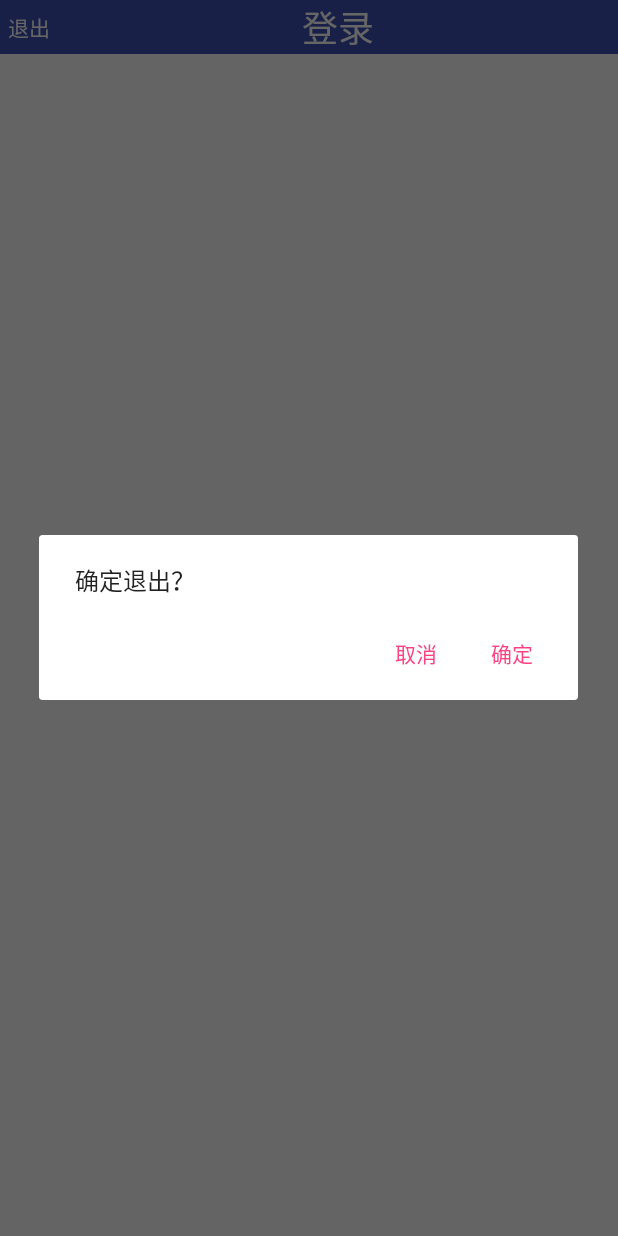
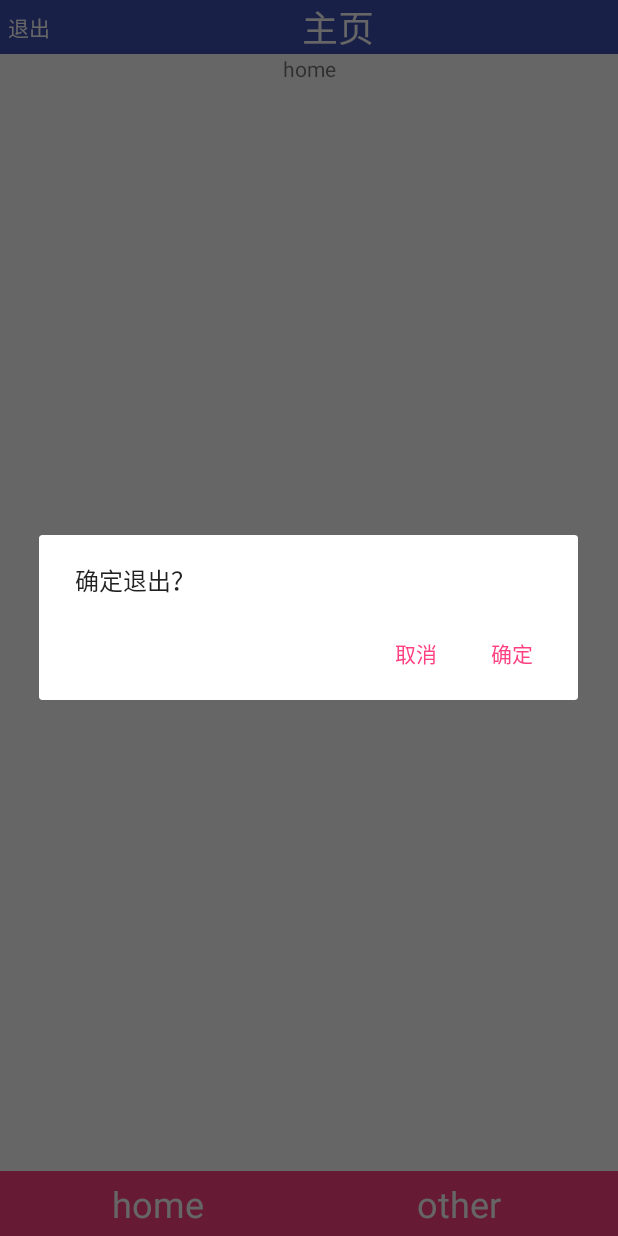
Before and after one commit to ToOak/CoolWearther, an Android app: the screen it shows after launch (MainActivity), after a tap on "退出", on a phone screen of 412 x 824 dp. Run offline under Robolectric (Android 15) with nearby library versions, the phone set to English and light mode, and no system bars.

Commit message:
add fragment

```diff
--- a/app/src/main/java/com/cc/xsl/coolweather/acticity/MainActivity.java
+++ b/app/src/main/java/com/cc/xsl/coolweather/acticity/MainActivity.java
@@ -1,6 +1,9 @@
 package com.cc.xsl.coolweather.acticity;
 
 import android.app.AlertDialog;
+import android.app.Fragment;
+import android.app.FragmentManager;
+import android.app.FragmentTransaction;
 import android.content.Context;
 import android.content.DialogInterface;
 import android.content.Intent;
@@ -16,6 +19,8 @@ import android.widget.TextView;
 import com.cc.xsl.coolweather.BaseApplication;
 import com.cc.xsl.coolweather.R;
 import com.cc.xsl.coolweather.base.BaseActivity;
+import com.cc.xsl.coolweather.fragment.HomeFragement;
+import com.cc.xsl.coolweather.fragment.OtherFragment;
 import com.cc.xsl.coolweather.util.LogUtil;
 import com.cc.xsl.coolweather.util.ResUtil;
 import com.cc.xsl.coolweather.util.ToastUtil;
@@ -27,7 +32,9 @@ import java.util.List;
  * Created by xushuailong on 2016/10/10.
  */
 public class MainActivity extends BaseActivity implements View.OnClickListener {
-    private TextView titleBack, titleContent, titleEdit;
+    private TextView titleBack, titleContent, titleEdit, homeBtn, otherBtn;
+    private Fragment homeFragment, otherFragment;
+    private FragmentManager fragmentManager;
 
     public static void actionStart(Context context,String data1,String data2){
         Intent intent = new Intent(context,MainActivity.class);
@@ -56,14 +63,19 @@ public class MainActivity extends BaseActivity implements View.OnClickListener {
         titleBack = (TextView) findViewById(R.id.title).findViewById(R.id.title_back);
         titleContent = (TextView) findViewById(R.id.title).findViewById(R.id.title_content);
         titleEdit = (TextView) findViewById(R.id.title).findViewById(R.id.title_edit);
+        homeBtn = (TextView) findViewById(R.id.btn_home);
+        otherBtn = (TextView) findViewById(R.id.btn_other);
+//        showHomeFragment();
     }
 
     private void viewEvent() {
-        titleContent.setText(ResUtil.getString(R.string.login));
+        titleContent.setText(ResUtil.getString(R.string.home));
         titleBack.setText(ResUtil.getString(R.string.exit));
 //        titleEdit.setText(ResUtil.getString(R.string.talking));
         titleEdit.setVisibility(View.GONE);
         titleBack.setOnClickListener(this);
+        homeBtn.setOnClickListener(this);
+        otherBtn.setOnClickListener(this);
     }
 
     @Override
@@ -121,6 +133,45 @@ public class MainActivity extends BaseActivity implements View.OnClickListener {
                 dialog.show();
                 break;
             }
+            case R.id.btn_home:{
+                showHomeFragment();
+                break;
+            }
+            case R.id.btn_other:{
+                showOtherFragment();
+                break;
+            }
         }
     }
+
+    private void showHomeFragment() {
+        if (fragmentManager == null){
+            fragmentManager = getFragmentManager();
+        }
+        HomeFragement fragement = new HomeFragement();
+        FragmentTransaction transaction = fragmentManager.beginTransaction();
+        transaction.replace(R.id.main_layout,fragement);
+        transaction.commit();
+        homeBtn.setEnabled(false);
+        otherBtn.setEnabled(true);
+    }
+
+    @Override
+    public void onBackPressed() {
+
+        super.onBackPressed();
+    }
+
+    private void showOtherFragment() {
+        if (fragmentManager == null){
+            fragmentManager = getFragmentManager();
+        }
+        OtherFragment fragment = new OtherFragment();
+        FragmentTransaction transaction = fragmentManager.beginTransaction();
+        transaction.replace(R.id.main_layout,fragment);
+//        transaction.addToBackStack("other");
+        transaction.commit();
+        otherBtn.setEnabled(false);
+        homeBtn.setEnabled(true);
+    }
 }
--- /dev/null
+++ b/app/src/main/java/com/cc/xsl/coolweather/fragment/HomeFragement.java
@@ -0,0 +1,23 @@
+package com.cc.xsl.coolweather.fragment;
+
+import android.app.Fragment;
+import android.os.Bundle;
+import android.support.annotation.Nullable;
+import android.view.LayoutInflater;
+import android.view.View;
+import android.view.ViewGroup;
+
+import com.cc.xsl.coolweather.R;
+
+/**
+ * Created by xushuailong on 2016/10/11.
+ */
+
+public class HomeFragement extends Fragment {
+    @Nullable
+    @Override
+    public View onCreateView(LayoutInflater inflater, ViewGroup container, Bundle savedInstanceState) {
+        View view = inflater.inflate(R.layout.fragment_home,container,false);
+        return view;
+    }
+}
--- /dev/null
+++ b/app/src/main/res/layout/fragment_home.xml
@@ -0,0 +1,13 @@
+<?xml version="1.0" encoding="utf-8"?>
+<LinearLayout xmlns:android="http://schemas.android.com/apk/res/android"
+    android:orientation="vertical"
+    android:background="@color/white"
+    android:layout_width="match_parent"
+    android:layout_height="match_parent">
+
+    <TextView
+        android:text="home"
+        android:gravity="center"
+        android:layout_width="match_parent"
+        android:layout_height="wrap_content" />
+</LinearLayout>
--- a/app/src/main/res/layout/main_layout.xml
+++ b/app/src/main/res/layout/main_layout.xml
@@ -1,9 +1,48 @@
 <?xml version="1.0" encoding="utf-8"?>
-<RelativeLayout xmlns:android="http://schemas.android.com/apk/res/android"
+<LinearLayout xmlns:android="http://schemas.android.com/apk/res/android"
+    android:orientation="vertical"
     android:layout_width="match_parent"
     android:layout_height="match_parent">
 
     <include android:id="@+id/title"
         layout="@layout/global_title"/>
-
-</RelativeLayout>
+    <FrameLayout
+        android:id="@+id/main_layout"
+        android:layout_width="match_parent"
+        android:layout_height="0dp"
+        android:layout_weight="1">
+        <fragment
+            android:id="@+id/main_fragment"
+            android:name="com.cc.xsl.coolweather.fragment.HomeFragement"
+            android:layout_width="match_parent"
+            android:layout_height="match_parent"/>
+    </FrameLayout>
+    <LinearLayout
+        android:background="@color/colorAccent"
+        android:orientation="horizontal"
+        android:layout_width="match_parent"
+        android:layout_height="wrap_content"
+        android:gravity="center"
+        android:padding="5dp"
+        android:paddingLeft="10dp"
+        android:paddingRight="10dp">
+        <TextView
+            android:gravity="center"
+            android:id="@+id/btn_home"
+            android:text="home"
+            android:textSize="24sp"
+            android:textColor="#fff"
+            android:layout_width="0dp"
+            android:layout_weight="1"
+            android:layout_height="wrap_content" />
+        <TextView
+            android:gravity="center"
+            android:id="@+id/btn_other"
+            android:text="other"
+            android:textColor="#fff"
+            android:layout_width="0dp"
+            android:textSize="24sp"
+            android:layout_weight="1"
+            android:layout_height="wrap_content" />
+    </LinearLayout>
+</LinearLayout>
--- a/app/src/main/res/values/strings.xml
+++ b/app/src/main/res/values/strings.xml
@@ -7,6 +7,7 @@
     <string name="warn">==标题党==</string>
     <string name="bye">( ^_^ )/~~拜拜</string>
     <string name="login">登录</string>
+    <string name="home">主页</string>
     <string name="sure_exit">确定退出？</string>
     <string name="enter">确定</string>
     <string name="cancel">取消</string>
```
Also changed, not shown: app/src/main/java/com/cc/xsl/coolweather/fragment/OtherFragment.java (added, +23 -0 lines), app/src/main/res/layout/fragment_other.xml (added, +13 -0 lines).
